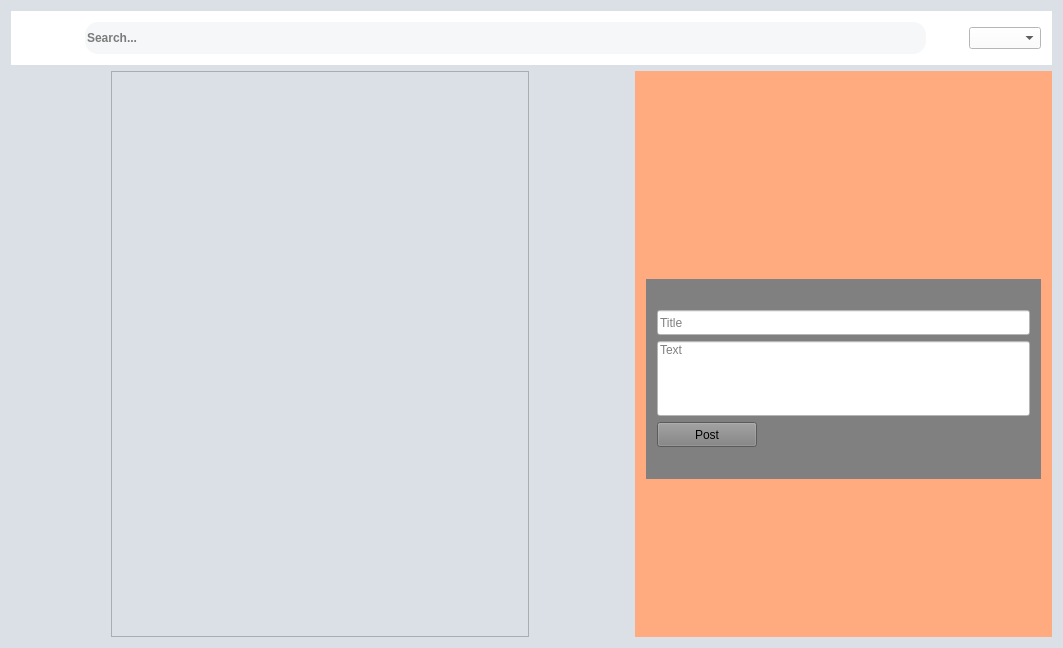
This is Reddit69.ui in Tomkode/RedditClone as Qt 5 draws it before an edit. The edited form follows.
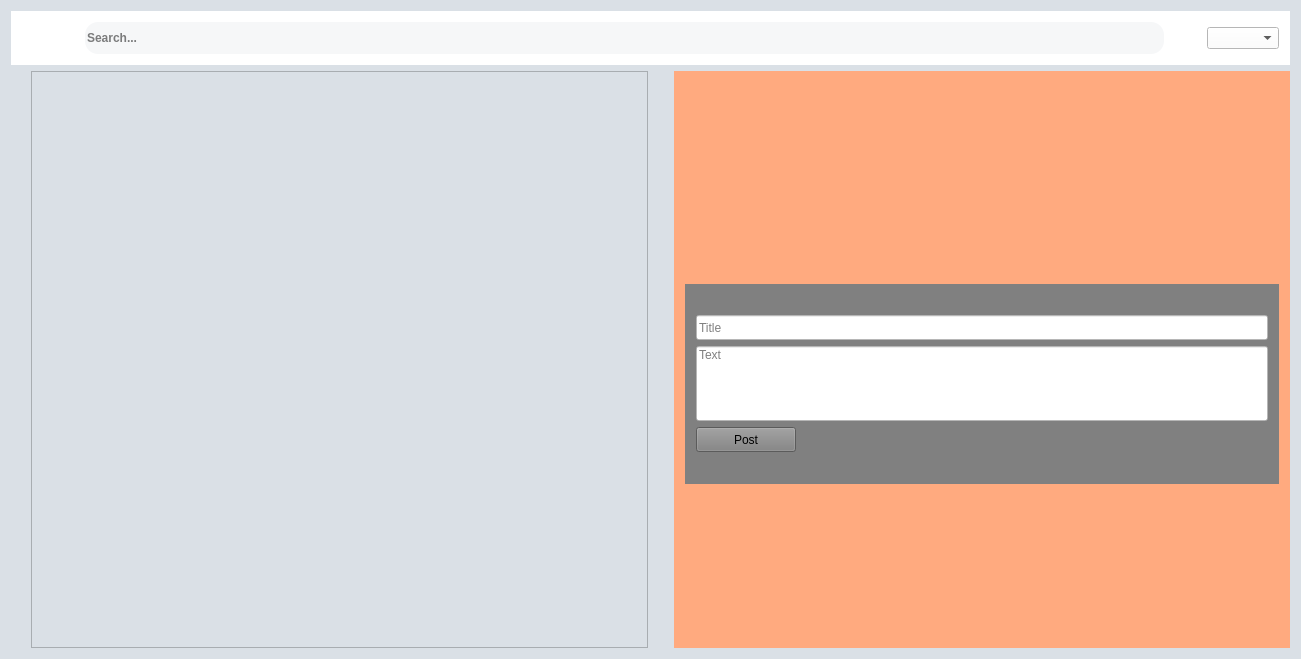
This is the edited form. Icons and pictures are not drawn.

Patch:
```diff
--- a/Reddit69.ui
+++ b/Reddit69.ui
@@ -6,8 +6,8 @@
    <rect>
     <x>0</x>
     <y>0</y>
-    <width>1063</width>
-    <height>648</height>
+    <width>1301</width>
+    <height>659</height>
    </rect>
   </property>
   <property name="sizePolicy">
@@ -151,7 +151,7 @@
            </property>
            <property name="sizeHint" stdset="0">
             <size>
-             <width>100</width>
+             <width>20</width>
              <height>20</height>
             </size>
            </property>
@@ -170,8 +170,8 @@
              <rect>
               <x>0</x>
               <y>0</y>
-              <width>409</width>
-              <height>558</height>
+              <width>608</width>
+              <height>569</height>
              </rect>
             </property>
             <layout class="QHBoxLayout" name="horizontalLayout_5">
@@ -192,7 +192,7 @@
            </property>
            <property name="sizeHint" stdset="0">
             <size>
-             <width>100</width>
+             <width>20</width>
              <height>20</height>
             </size>
            </property>
```
